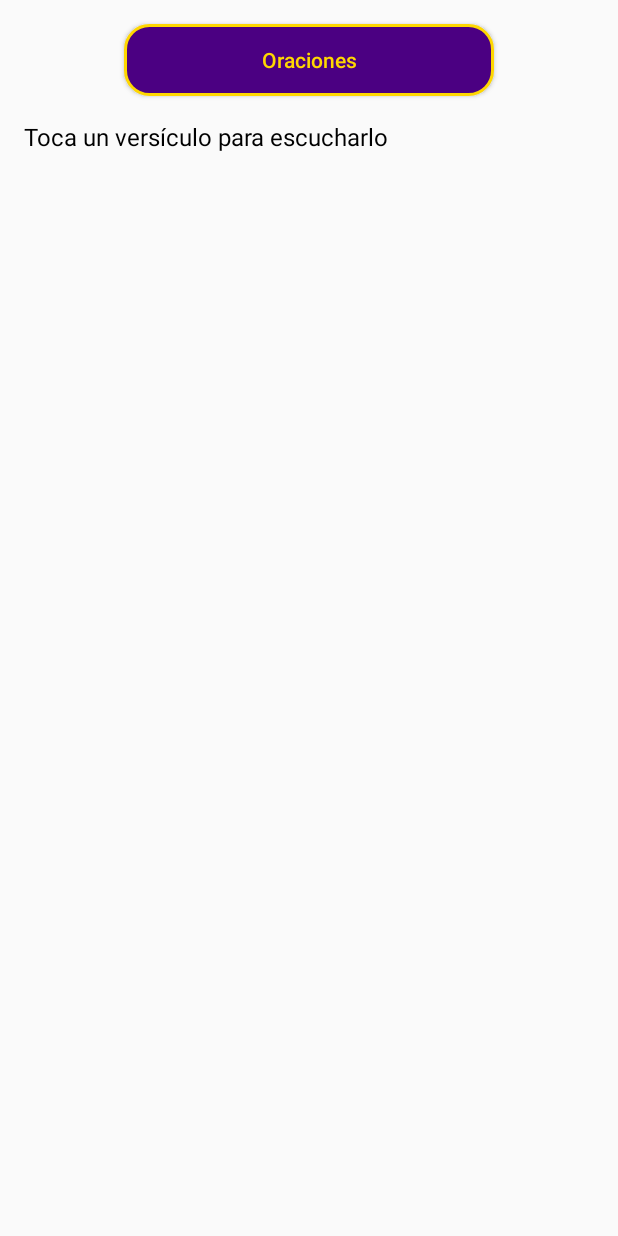
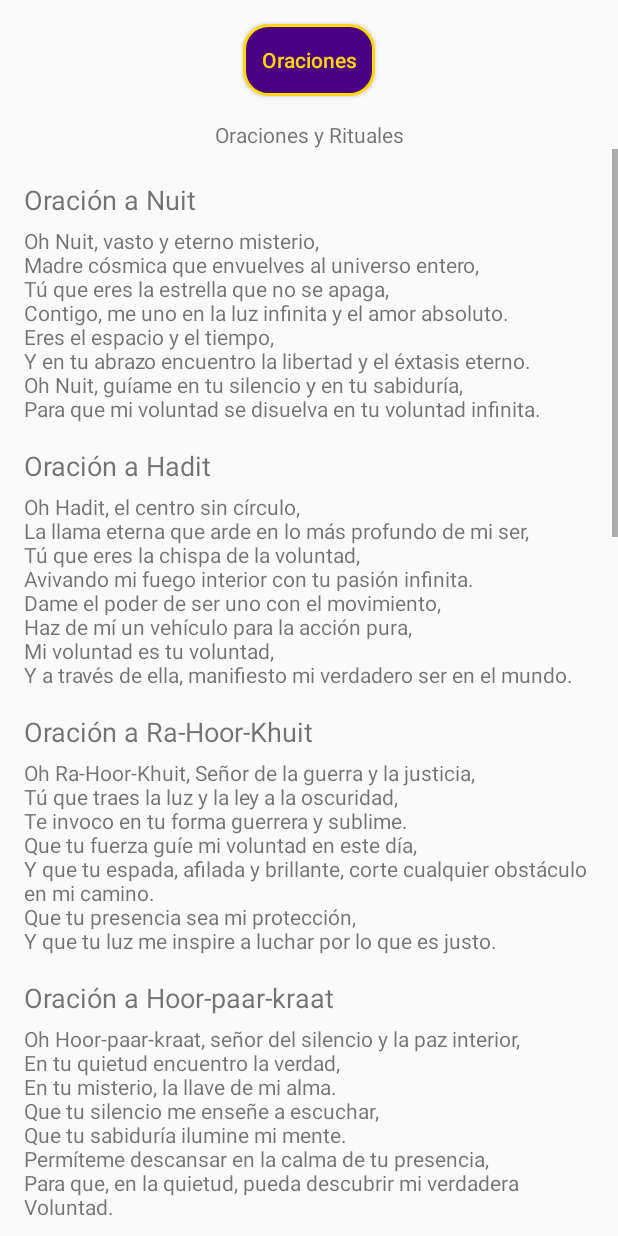
Before and after one commit to haru9393/thelema, an Android app built with Jetpack Compose: the OracionesActivity screen opened directly, with no data from a screen before it, after a tap on "Oraciones", on a phone screen of 412 x 824 dp. Run offline under Robolectric (Android 15) with nearby library versions, the phone set to English and light mode, and no system bars.

Commit message:
cambios 9

```diff
--- a/app/src/main/java/com/example/thelema/MiAdaptador.kt
+++ b/app/src/main/java/com/example/thelema/MiAdaptador.kt
@@ -1,11 +1,12 @@
 package com.example.thelema
+
 import android.content.Context
 import android.view.LayoutInflater
 import android.view.View
 import android.view.ViewGroup
 import android.widget.ArrayAdapter
 import android.widget.TextView
-import com.example.thelema.R // Importa tus recursos
+import com.example.thelema.R
 
 class MiAdaptador(context: Context, data: List<Pair<String, String>>) :
     ArrayAdapter<Pair<String, String>>(context, R.layout.list_item, data) {
@@ -17,7 +18,7 @@ class MiAdaptador(context: Context, data: List<Pair<String, String>>) :
         val text1 = view.findViewById<TextView>(R.id.text1)
         val text2 = view.findViewById<TextView>(R.id.text2)
 
-        text1.text = item?.first ?: "" // Usa el operador elvis para evitar nulos
+        text1.text = item?.first ?: ""
         text2.text = item?.second ?: ""
 
         return view
--- a/app/src/main/java/com/example/thelema/OracionesActivity.kt
+++ b/app/src/main/java/com/example/thelema/OracionesActivity.kt
@@ -11,19 +11,8 @@ import androidx.appcompat.app.AppCompatActivity
 
 class OracionesActivity : AppCompatActivity() {
 
-    override fun onCreate(savedInstanceState: Bundle?) {
-        super.onCreate(savedInstanceState)
-        setContentView(R.layout.activity_oraciones)
-
-        // Declarar las vistas
-        val buttonOraciones = findViewById<Button>(R.id.buttonOraciones)
-        val containerOraciones = findViewById<LinearLayout>(R.id.oracionesContainer)
-        val textViewOracionesRituales = findViewById<TextView>(R.id.textViewOracionesRituales)
-        val textViewContenido = findViewById<TextView>(R.id.textViewContenido) // Para mostrar el contenido
-        val scrollViewContenido = findViewById<ScrollView>(R.id.scrollViewContenido) // ScrollView para el contenido
-
+    private val oraciones = listOf(
         // Lista de oraciones y rituales
-        val oraciones = listOf(
             Pair("Oración a Nuit", """
         Oh Nuit, vasto y eterno misterio,
         Madre cósmica que envuelves al universo entero,
@@ -108,30 +97,40 @@ class OracionesActivity : AppCompatActivity() {
     """.trimIndent())
     )
 
-        // Establecer el listener para el botón de Oraciones y Rituales
+    override fun onCreate(savedInstanceState: Bundle?) {
+        super.onCreate(savedInstanceState)
+        setContentView(R.layout.activity_oraciones)
+
+        val buttonOraciones = findViewById<Button>(R.id.buttonOraciones)
+        val scrollViewContenido = findViewById<ScrollView>(R.id.scrollViewContenido)
+        val contenidoContainer = findViewById<LinearLayout>(R.id.contenidoContainer)
+
         buttonOraciones.setOnClickListener {
-            // Mostrar el contenedor de oraciones y rituales
-            containerOraciones.visibility = View.VISIBLE
-            textViewOracionesRituales.visibility = View.INVISIBLE
-
-            // Limpiar el contenedor antes de agregar los nuevos botones
-            containerOraciones.removeAllViews()
-
-            // Agregar los botones para las oraciones y rituales
-            for ((titulo, contenido) in oraciones) {
-                val button = Button(this).apply {
-                    text = titulo
-                    setOnClickListener {
-                        // Mostrar el contenido en el TextView dentro del ScrollView
+            if (scrollViewContenido.visibility == View.GONE) {
                 scrollViewContenido.visibility = View.VISIBLE
-                        textViewContenido.text = contenido
-
-                        // Agregar un Log para depurar
-                        android.util.Log.d("Oraciones", "Mostrando contenido: $contenido")
-                    }
-                }
-                containerOraciones.addView(button)
+                showOraciones(oraciones)
+            } else {
+                scrollViewContenido.visibility = View.GONE
+                contenidoContainer.removeAllViews()
             }
         }
     }
+
+    private fun showOraciones(oraciones: List<Pair<String, String>>) {
+        val contenidoContainer = findViewById<LinearLayout>(R.id.contenidoContainer)
+        contenidoContainer.removeAllViews()
+
+        for ((titulo, texto) in oraciones) {
+            val tituloTextView = TextView(this)
+            tituloTextView.text = titulo
+            tituloTextView.textSize = 18f
+            tituloTextView.setPadding(0, 8, 0, 8)
+            contenidoContainer.addView(tituloTextView)
+
+            val textoTextView = TextView(this)
+            textoTextView.text = texto
+            textoTextView.setPadding(0, 0, 0, 16)
+            contenidoContainer.addView(textoTextView)
         }
+    }
+}
--- a/app/src/main/res/layout/activity_main.xml
+++ b/app/src/main/res/layout/activity_main.xml
@@ -164,9 +164,7 @@
             android:id="@+id/textView"
             android:layout_width="match_parent"
             android:layout_height="wrap_content"
-            android:padding="16dp"
-            android:textSize="18sp"
-            android:textColor="@android:color/black"/>
+            android:padding="16dp" />
     </ScrollView>
 
 </androidx.constraintlayout.widget.ConstraintLayout>
--- a/app/src/main/res/layout/activity_oraciones.xml
+++ b/app/src/main/res/layout/activity_oraciones.xml
@@ -20,10 +20,12 @@
 
     <Button
         android:id="@+id/buttonOraciones"
-        android:layout_width="0dp"
+        android:layout_width="wrap_content"
         android:layout_height="wrap_content"
         android:layout_marginTop="16dp"
-        android:padding="8dp"  android:textSize="14sp"  android:text="@string/oraciones_corto"
+        android:padding="8dp"
+        android:textSize="14sp"
+        android:text="@string/oraciones_corto"
         android:textAllCaps="false"
         android:background="@drawable/boton_thelema"
         android:textColor="@color/thelema_dorado"
@@ -33,25 +35,12 @@
         app:layout_constraintEnd_toStartOf="@+id/guideline_end" />
 
     <TextView
-        android:id="@+id/textViewListenVerse"
-        android:layout_width="0dp"
-        android:layout_height="wrap_content"
-        android:layout_margin="16dp"
-        android:text="@string/toca_un_versículo_para_escucharlo"
-        android:textSize="16sp"
-        android:textColor="#000000"
-        app:layout_constraintTop_toBottomOf="@+id/buttonOraciones"
-        app:layout_constraintStart_toStartOf="parent"
-        app:layout_constraintEnd_toEndOf="parent" />
-
-    <TextView
         android:id="@+id/textViewOracionesRituales"
         android:layout_width="wrap_content"
         android:layout_height="wrap_content"
+        android:layout_marginTop="16dp"
         android:text="@string/oraciones_y_rituales"
-        android:layout_marginTop="16dp"
-        android:visibility="gone"
-        app:layout_constraintTop_toBottomOf="@+id/textViewListenVerse"
+        app:layout_constraintTop_toBottomOf="@+id/buttonOraciones"
         app:layout_constraintStart_toStartOf="parent"
         app:layout_constraintEnd_toEndOf="parent" />
 
@@ -59,19 +48,17 @@
         android:id="@+id/scrollViewContenido"
         android:layout_width="0dp"
         android:layout_height="0dp"
-        android:visibility="gone"
+        android:contentDescription="@string/contenido_oraciones_y_rituales"
         app:layout_constraintTop_toBottomOf="@+id/textViewOracionesRituales"
         app:layout_constraintStart_toStartOf="parent"
         app:layout_constraintEnd_toEndOf="parent"
-        app:layout_constraintBottom_toBottomOf="parent">
-
-        <TextView
-            android:id="@+id/textViewContenido"
-            android:layout_width="match_parent"
-            android:layout_height="wrap_content"
-            android:padding="16dp"
-            android:textSize="16sp"
-            android:textColor="#000000" />
+        app:layout_constraintBottom_toBottomOf="parent"
+        android:visibility="gone">  <LinearLayout
+        android:id="@+id/contenidoContainer"
+        android:layout_width="match_parent"
+        android:layout_height="wrap_content"
+        android:orientation="vertical"
+        android:padding="16dp" />
     </ScrollView>
 
 </androidx.constraintlayout.widget.ConstraintLayout>
--- a/app/src/main/res/layout/activity_themes.xml
+++ b/app/src/main/res/layout/activity_themes.xml
@@ -5,7 +5,6 @@
     android:layout_height="match_parent"
     android:padding="16dp">
 
-    <!-- Botón de regreso -->
     <Button
         android:id="@+id/buttonBack"
         android:layout_width="wrap_content"
@@ -18,7 +17,6 @@
         app:layout_constraintTop_toTopOf="parent"
         app:layout_constraintStart_toStartOf="parent"/>
 
-    <!-- Lista de Temas -->
     <ListView
         android:id="@+id/themesListView"
         android:layout_width="0dp"
@@ -30,7 +28,6 @@
         app:layout_constraintEnd_toEndOf="parent"
         app:layout_constraintBottom_toTopOf="@id/verseTextView"/>
 
-    <!-- Texto con el versículo seleccionado -->
     <TextView
         android:id="@+id/verseTextView"
         android:layout_width="0dp"
@@ -44,7 +41,6 @@
         app:layout_constraintStart_toStartOf="parent"
         app:layout_constraintEnd_toEndOf="parent"/>
 
-    <!-- Botón de compartir -->
     <Button
         android:id="@+id/buttonShare"
         android:layout_width="wrap_content"
--- a/app/src/main/res/values/strings.xml
+++ b/app/src/main/res/values/strings.xml
@@ -46,5 +46,6 @@
     <string name="share_message">📖 %1$s \n\nDescarga la app de Thelema 📲</string>
     <string name="share_with">Compartir versículo con:</string>
     <string name="select_verse_first">Selecciona un versículo antes de compartir</string>
+    <string name="contenido_oraciones_y_rituales">contenido_oraciones_y_rituales</string>
 
 </resources>
```
Also changed, not shown: app/src/main/AndroidManifest.xml (+2 -12 lines), app/src/main/java/com/example/thelema/ThemesActivity.kt (+18 -15 lines), app/src/main/java/com/example/thelema/ThemesAdapter.kt (added, +51 -0 lines). Lines whose indentation alone changed are shown as unchanged.
